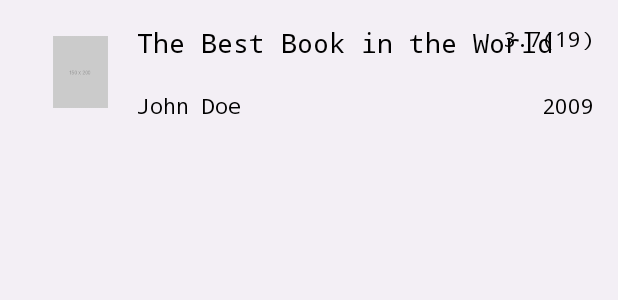
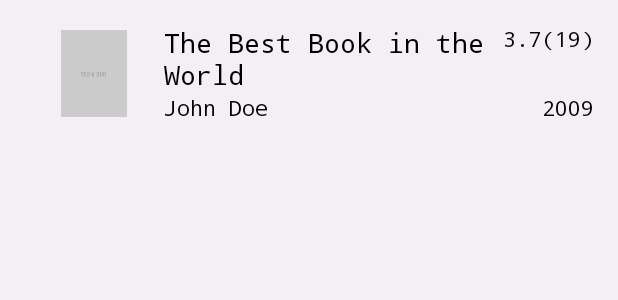
Before and after one commit to coderman202/BookListingApp, an Android app: the layout book_list_item.xml on its own in the app's theme, with its tools: preview values and no code run, on a phone screen of 412 x 824 dp. Shown: the top 300 px of the screen. Run offline under Robolectric (Android 15) with nearby library versions, the phone set to English and light mode, and no system bars.

```diff
--- a/app/src/main/res/layout/book_list_item.xml
+++ b/app/src/main/res/layout/book_list_item.xml
@@ -3,19 +3,20 @@
     xmlns:android="http://schemas.android.com/apk/res/android"
     xmlns:tools="http://schemas.android.com/tools"
     android:layout_width="match_parent"
-    android:layout_height="?android:attr/listPreferredItemHeight"
+    android:layout_height="wrap_content"
     android:layout_margin="@dimen/list_item_margins"
     xmlns:app="http://schemas.android.com/apk/res-auto">
 
     <ImageView
         android:id="@+id/book_thumbnail"
-        android:layout_width="0dp"
-        android:layout_height="48dp"
+        android:layout_width="93dp"
+        android:layout_height="58dp"
         tools:src="@drawable/placeholder"
         android:contentDescription="@string/book_cover"
         app:layout_constraintTop_toTopOf="parent"
         app:layout_constraintStart_toStartOf="parent"
         app:layout_constraintBottom_toBottomOf="parent"
+        app:layout_constraintEnd_toStartOf="@+id/book_title"
         app:layout_constraintHorizontal_chainStyle="spread_inside"
         app:layout_constraintVertical_chainStyle="spread_inside"
         tools:layout_editor_absoluteX="0dp"/>
@@ -28,6 +29,8 @@
         tools:text="@string/placeholder_title"
         app:layout_constraintTop_toTopOf="parent"
         app:layout_constraintStart_toEndOf="@id/book_thumbnail"
+        app:layout_constraintEnd_toStartOf="@+id/book_rating"
+        app:layout_constraintBottom_toTopOf="@+id/book_author"
         tools:layout_editor_absoluteX="0dp"/>
 
     <TextView
@@ -38,6 +41,7 @@
         tools:text="@string/placeholder_author"
         app:layout_constraintStart_toEndOf="@id/book_thumbnail"
         app:layout_constraintBottom_toBottomOf="parent"
+        app:layout_constraintEnd_toStartOf="@+id/book_year"
         tools:layout_editor_absoluteX="0dp"/>
 
     <TextView
--- a/app/src/main/res/values/strings.xml
+++ b/app/src/main/res/values/strings.xml
@@ -35,4 +35,8 @@
     <string name="unknown_author">Unknown Author</string>
     <string name="unknown_title">Unknown Title</string>
     <string name="no_categories">None</string>
+
+    <!--PROGRESS DIALOG TITLE AND MESSAGE-->
+    <string name="progress_dialog_title">Progress</string>
+    <string name="progress_dialog_message">Loading Images....</string>
 </resources>
```
Also changed, not shown: app/src/main/java/com/example/android/booklistingapp/BookAdapter.java (+3 -22 lines), app/src/main/java/com/example/android/booklistingapp/BookUtils.java (+13 -3 lines), app/src/main/java/com/example/android/booklistingapp/DownloadImage.java (added, +62 -0 lines), app/src/main/java/com/example/android/booklistingapp/MainActivity.java (+4 -5 lines), app/src/main/res/layout/activity_main.xml (line endings or trailing spaces), app/src/main/res/layout/spinner_item.xml (line endings or trailing spaces).
